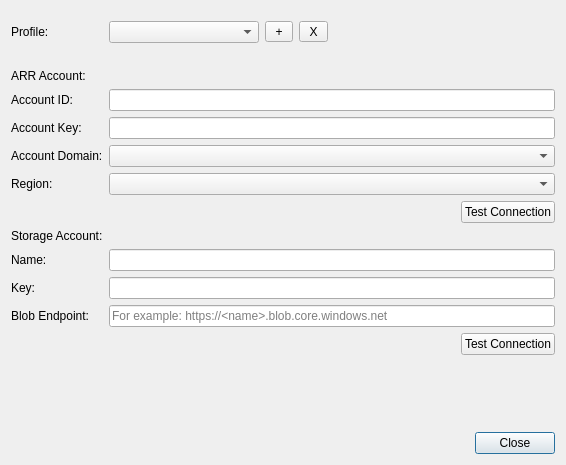
This is ArrtSource/App/SettingsDlg.ui in Azure/azure-remote-rendering-asset-tool as Qt 5 draws it before an edit. The edited form follows.
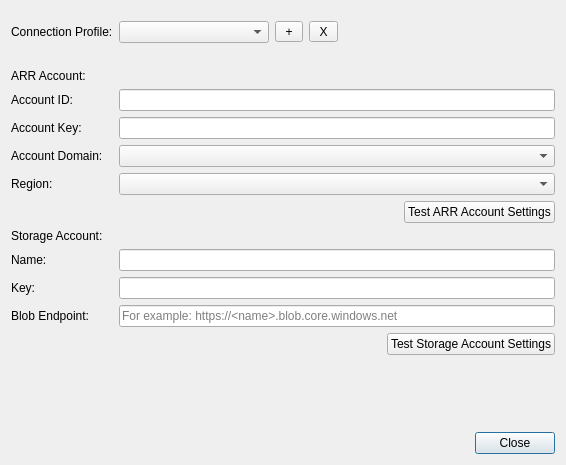
This is the edited form.

```diff
--- a/ArrtSource/App/SettingsDlg.ui
+++ b/ArrtSource/App/SettingsDlg.ui
@@ -77,7 +77,7 @@
           <string>Tests whether the connection to the storage account works.</string>
          </property>
          <property name="text">
-          <string>Test Connection</string>
+          <string>Test Storage Account Settings</string>
          </property>
          <property name="autoDefault">
           <bool>false</bool>
@@ -130,7 +130,7 @@
           <string>Tests whether the connection to the ARR account works.</string>
          </property>
          <property name="text">
-          <string>Test Connection</string>
+          <string>Test ARR Account Settings</string>
          </property>
          <property name="autoDefault">
           <bool>false</bool>
@@ -155,7 +155,7 @@
      <item row="0" column="0">
       <widget class="QLabel" name="label_9">
        <property name="text">
-        <string>Profile:</string>
+        <string>Connection Profile:</string>
        </property>
       </widget>
      </item>
```
Left out of the diff: 9 changed lines with no effect on the pictures.
